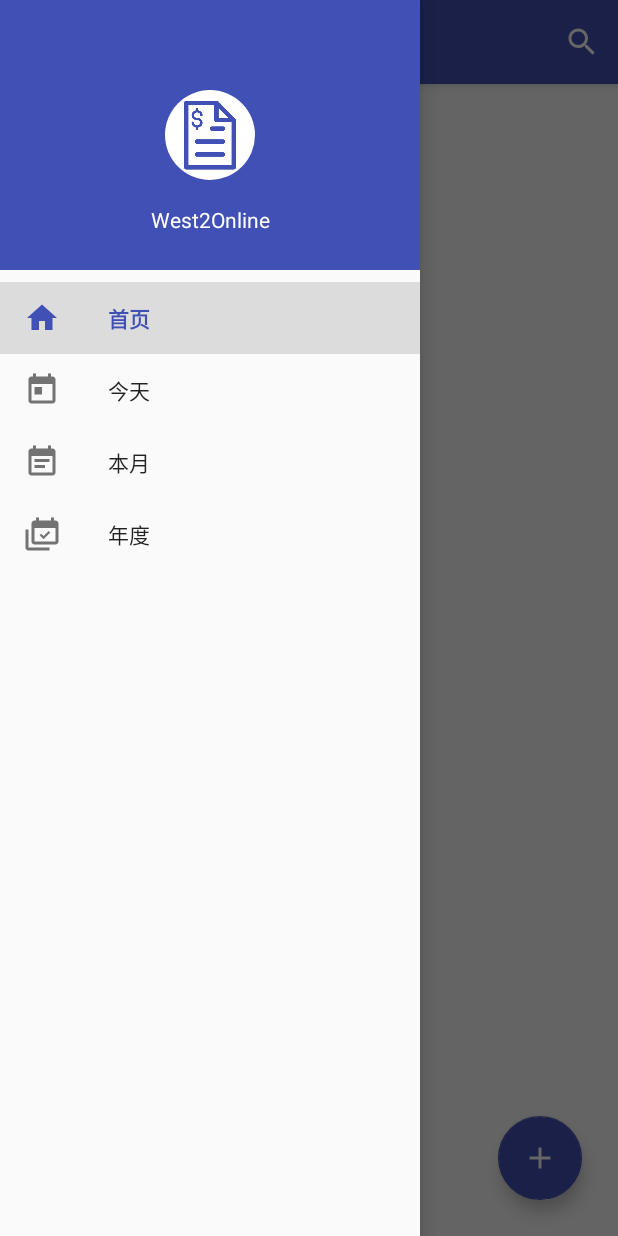
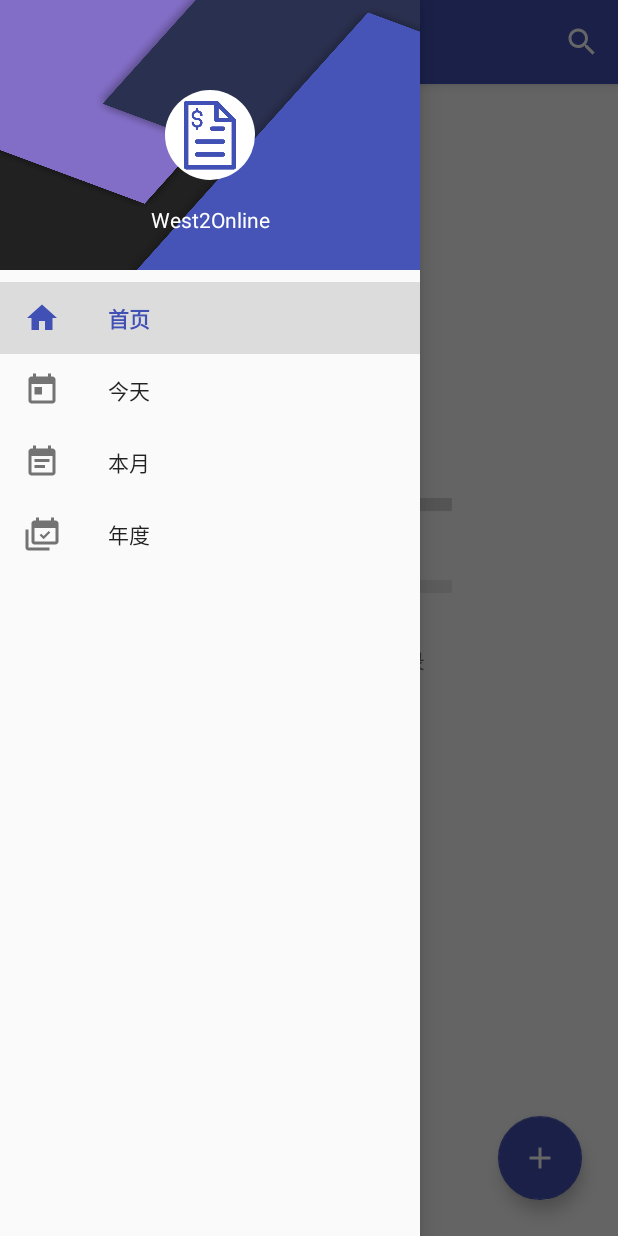
Before and after one commit to qyanzh/Keeper, an Android app: the screen it shows after launch (MainActivity), with the side drawer open, on a phone screen of 412 x 824 dp. Run offline under Robolectric (Android 15) with nearby library versions, the phone set to English and light mode, and no system bars; our stand-ins replace CircleImageView; libraries missing offline, so code that uses them is left out: com.timehop.stickyheadersrecyclerview, org.litepal, org.litepal.crud; 5 statements that could not run were skipped.

Commit message:
- bug fixes.

```diff
--- a/app/src/main/AndroidManifest.xml
+++ b/app/src/main/AndroidManifest.xml
@@ -3,6 +3,7 @@
     package="com.example.keeper">
 
     <application
+
         android:name="org.litepal.LitePalApplication"
         android:allowBackup="true"
         android:icon="@mipmap/ic_launcher"
@@ -12,6 +13,7 @@
         android:theme="@style/AppTheme">
         <activity android:name=".EditBillActivity" android:parentActivityName=".MainActivity" ></activity>
         <activity
+            android:configChanges="keyboard|screenSize|orientation"
             android:name=".MainActivity"
             android:theme="@style/TransparentStatusBar"
             android:label="@string/app_name">
--- a/app/src/main/java/com/example/keeper/HomeFragment.java
+++ b/app/src/main/java/com/example/keeper/HomeFragment.java
@@ -4,6 +4,7 @@ import android.content.Intent;
 import android.os.Bundle;
 import android.support.annotation.NonNull;
 import android.support.annotation.Nullable;
+import android.support.constraint.Group;
 import android.support.design.widget.FloatingActionButton;
 import android.support.v4.app.Fragment;
 import android.support.v7.widget.LinearLayoutManager;
@@ -22,10 +23,10 @@ import java.util.Collections;
 import java.util.List;
 
 import static android.app.Activity.RESULT_OK;
-import static com.example.keeper.MainActivity.TAG;
 
 public class HomeFragment extends Fragment {
 
+    public static final String TAG = "homefragment";
     public static final int REQUEST_ADD_BILL = 0;
     public static final int REQUEST_EDIT_BILL = 1;
     View view;
@@ -33,19 +34,22 @@ public class HomeFragment extends Fragment {
     BillAdapter adapter;
     RecyclerView billRecyclerView;
     FloatingActionButton fab;
+    Group emptyListImage;
 
     @Nullable
     @Override
     public View onCreateView(@NonNull LayoutInflater inflater, @Nullable ViewGroup container, @Nullable Bundle savedInstanceState) {
         Log.d(TAG, "onCreateView: ");
         view = inflater.inflate(R.layout.fragment_home, container, false);
+        emptyListImage = container.findViewById(R.id.empty_list_image);
+        Log.d(TAG, "listImage Fragment "+emptyListImage.toString());
         billList = getBillListFromDatabase();
         initView();
         return view;
     }
 
     public void initView() {
-        billRecyclerView = view.findViewById(R.id.include);
+        billRecyclerView = view.findViewById(R.id.home_recyclerview);
         billRecyclerView.setLayoutManager( new LinearLayoutManager(getActivity()));
         adapter = new BillAdapter(this, billList);
         billRecyclerView.setAdapter(adapter);
@@ -72,6 +76,7 @@ public class HomeFragment extends Fragment {
                 }
             }
         });
+        checkListEmpty();
     }
 
     public List<Bill> getBillListFromDatabase() {
@@ -112,6 +117,7 @@ public class HomeFragment extends Fragment {
         switch (intent.getStringExtra("action")) {
             case "add":
                 onBillAdded(id);
+                emptyListImage.setVisibility(View.INVISIBLE);
                 Toast.makeText(getContext(), "已保存", Toast.LENGTH_SHORT).show();
                 break;
             case "delete":
@@ -119,9 +125,8 @@ public class HomeFragment extends Fragment {
                 Toast.makeText(getContext(),"已删除",Toast.LENGTH_SHORT).show();
                 break;
             case "edit":
+                onBillEdited(prePosition,id);
                 Toast.makeText(getContext(), "已保存", Toast.LENGTH_SHORT).show();
-                onBillDeleted(prePosition);
-                onBillAdded(id);
                 break;
         }
         fab.show();
@@ -139,5 +144,21 @@ public class HomeFragment extends Fragment {
     private void onBillDeleted(int prePosition) {
         billList.remove(prePosition);
         adapter.notifyItemRemoved(prePosition);
+        checkListEmpty();
+    }
+
+    private void onBillEdited(int prePosition,long id) {
+        billList.remove(prePosition);
+        onBillAdded(id);
+    }
+
+    private void checkListEmpty() {
+        if(billList.isEmpty()) {
+            emptyListImage.setVisibility(View.VISIBLE);
+            emptyListImage.requestLayout();
+        } else {
+            emptyListImage.setVisibility(View.INVISIBLE);
+            emptyListImage.requestLayout();
+        }
     }
 }
--- a/app/src/main/java/com/example/keeper/MainActivity.java
+++ b/app/src/main/java/com/example/keeper/MainActivity.java
@@ -2,8 +2,11 @@ package com.example.keeper;
 
 import android.content.SharedPreferences;
 import android.os.Bundle;
+import android.os.PersistableBundle;
+import android.support.constraint.Group;
 import android.support.design.widget.NavigationView;
 import android.support.v4.app.Fragment;
+import com.example.keeper.HomeFragment;
 import android.support.v4.app.FragmentTransaction;
 import android.support.v4.view.GravityCompat;
 import android.support.v4.widget.DrawerLayout;
@@ -12,16 +15,22 @@ import android.support.v7.widget.Toolbar;
 import android.util.Log;
 import android.view.Menu;
 import android.view.MenuItem;
+import android.view.View;
 
 import org.litepal.LitePal;
 
+import java.util.function.IntBinaryOperator;
+
 public class MainActivity extends AppCompatActivity {
 
-    public static final String TAG = "TEST";
+    public static final String TAG = "MainActivity";
     private Toolbar toolbar;
     private DrawerLayout mDrawerLayout;
     private NavigationView mNavigation;
     private Fragment homeFragment, statusFragment,currentFragment;
+    static Group emptyListImage;
+
+
 
     @Override
     protected void onCreate(Bundle savedInstanceState) {
@@ -30,7 +39,7 @@ public class MainActivity extends AppCompatActivity {
         setContentView(R.layout.activity_main);
         LitePal.initialize(this);
         welcome();
-        initView(savedInstanceState);
+        initView();
     }
 
     public void welcome() {
@@ -49,7 +58,7 @@ public class MainActivity extends AppCompatActivity {
         }
     }
 
-    private void initView(Bundle savedInstanceState) {
+    private void initView() {
         toolbar = findViewById(R.id.toolbar);
         setSupportActionBar(toolbar);
         getSupportActionBar().setHomeAsUpIndicator(R.drawable.ic_menu_white_24dp);
@@ -58,23 +67,28 @@ public class MainActivity extends AppCompatActivity {
         mNavigation = findViewById(R.id.nav_view);
         mNavigation.setCheckedItem(R.id.nav_menu_home);
         mNavigation.setNavigationItemSelectedListener(this::onNavigationItemSelected);
-        if(savedInstanceState == null) {
         if (homeFragment == null) homeFragment = new HomeFragment();
         if (statusFragment == null) statusFragment = new StatusFragment();
-            FragmentTransaction ft = getSupportFragmentManager().beginTransaction();
-            ft.add(R.id.home_fragment_container, homeFragment)
-                    .add(R.id.home_fragment_container, statusFragment).hide(statusFragment).commit();
+        getSupportFragmentManager().beginTransaction()
+            .add(R.id.home_fragment_container, homeFragment,"homefragment")
+            .add(R.id.home_fragment_container, statusFragment,"statusfragment")
+            .hide(statusFragment)
+            .commit();
         currentFragment = homeFragment;
-        }
+        emptyListImage = findViewById(R.id.empty_list_image);
+        Log.d(TAG, "listImage Main "+emptyListImage.toString());
     }
 
     private void showFragment(Fragment selectedFragment) {
+         if(currentFragment != selectedFragment) {
             getSupportFragmentManager().beginTransaction()
                     .hide(currentFragment)
                     .show(selectedFragment)
                     .commit();
+        }
         currentFragment=selectedFragment;
     }
+
 
     @Override
     public boolean onCreateOptionsMenu(Menu menu) {
@@ -105,6 +119,12 @@ public class MainActivity extends AppCompatActivity {
     }
 
     public boolean onNavigationItemSelected(MenuItem i) {
+        if(emptyListImage.getVisibility()==View.VISIBLE) {
+            showFragment(homeFragment);
+            mDrawerLayout.closeDrawers();
+           return true;
+        }
+        emptyListImage.requestLayout();
         i.setChecked(true);
         switch (i.getItemId()) {
             case R.id.nav_menu_home:
--- a/app/src/main/java/com/example/keeper/StatusFragment.java
+++ b/app/src/main/java/com/example/keeper/StatusFragment.java
@@ -11,6 +11,8 @@ import android.view.ViewGroup;
 import android.widget.Button;
 
 public class StatusFragment extends Fragment {
+    public static final String TAG = "statusfragment";
+
     @Nullable
     @Override
     public View onCreateView(@NonNull LayoutInflater inflater, @Nullable ViewGroup container, @Nullable Bundle savedInstanceState) {
--- a/app/src/main/res/layout/activity_main.xml
+++ b/app/src/main/res/layout/activity_main.xml
@@ -31,15 +31,17 @@
 
         </android.support.design.widget.AppBarLayout>
 
-        <FrameLayout
+
+        <include
+            android:id="@+id/home_fragment_container"
+            layout="@layout/empty_list"
             android:layout_width="0dp"
             android:layout_height="0dp"
-            android:id="@+id/home_fragment_container"
             app:layout_constraintBottom_toBottomOf="parent"
+            app:layout_constraintEnd_toEndOf="parent"
+            app:layout_constraintHorizontal_bias="1.0"
             app:layout_constraintStart_toStartOf="parent"
-            app:layout_constraintEnd_toEndOf="parent"
-            app:layout_constraintTop_toBottomOf="@id/appBarLayout" >
-        </FrameLayout>
+            app:layout_constraintTop_toBottomOf="@+id/appBarLayout" />
 
     </android.support.constraint.ConstraintLayout>
 
@@ -48,7 +50,7 @@
         android:layout_width="wrap_content"
         android:layout_height="match_parent"
         android:layout_gravity="start"
-        app:headerLayout="@layout/nav_header"
+        app:headerLayout="@layout/header_nav"
         app:menu="@menu/nav"
         android:theme="@style/ThemeOverlay.AppCompat.Light">
     </android.support.design.widget.NavigationView>
--- a/app/src/main/res/layout/fragment_home.xml
+++ b/app/src/main/res/layout/fragment_home.xml
@@ -6,7 +6,7 @@
     android:layout_height="match_parent">
 
     <include
-        android:id="@+id/include"
+        android:id="@+id/home_recyclerview"
         layout="@layout/bill_recyclerview"
         android:layout_width="0dp"
         android:layout_height="0dp"
--- a/app/src/main/res/layout/nav_header.xml
+++ b/app/src/main/res/layout/header_nav.xml
@@ -3,7 +3,7 @@
     xmlns:android="http://schemas.android.com/apk/res/android"
     xmlns:app="http://schemas.android.com/apk/res-auto"
     android:layout_width="match_parent"
-    android:background="@color/colorPrimary"
+    android:background="@drawable/bg_header"
     android:layout_height="180dp">
 
     <de.hdodenhof.circleimageview.CircleImageView
```
Also changed, not shown: app/src/main/res/layout/empty_list.xml (+10 -2 lines), app/src/main/res/drawable/bg_header.png (added). Lines whose indentation alone changed are shown as unchanged.
